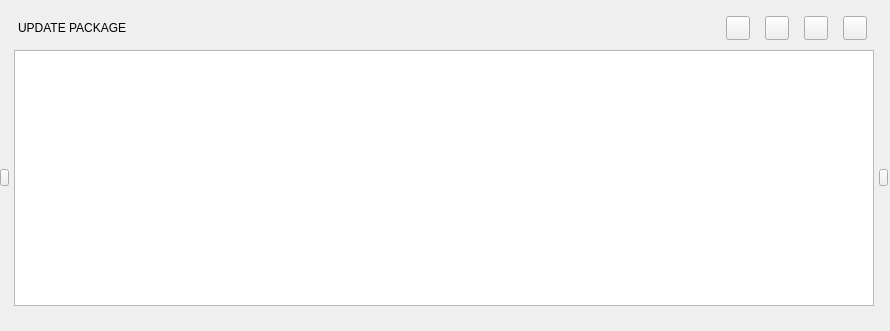
Qt form opensyde_tool/src/system_views/system_update/C_SyvUpUpdatePackageWidget.ui (openSYDE/openSYDE) before a commit.
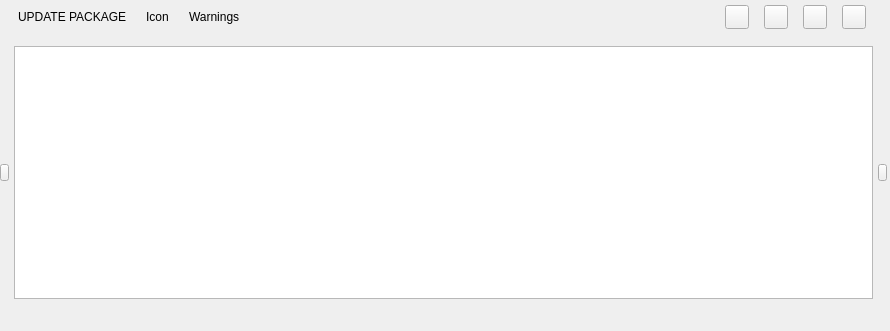
The same form after that commit. Icons and pictures are not drawn. Custom widgets are drawn as their Qt base class.

Diff of the .ui file:
```diff
--- a/opensyde_tool/src/system_views/system_update/C_SyvUpUpdatePackageWidget.ui
+++ b/opensyde_tool/src/system_views/system_update/C_SyvUpUpdatePackageWidget.ui
@@ -10,42 +10,30 @@
     <height>331</height>
    </rect>
   </property>
-  <property name="sizePolicy">
-   <sizepolicy hsizetype="Preferred" vsizetype="Fixed">
-    <horstretch>0</horstretch>
-    <verstretch>0</verstretch>
-   </sizepolicy>
-  </property>
-  <property name="minimumSize">
-   <size>
-    <width>0</width>
-    <height>331</height>
-   </size>
-  </property>
-  <property name="maximumSize">
-   <size>
-    <width>16777215</width>
-    <height>331</height>
-   </size>
-  </property>
   <property name="windowTitle">
    <string>Form</string>
   </property>
-  <layout class="QVBoxLayout" name="verticalLayout" stretch="0,0">
+  <layout class="QVBoxLayout" name="verticalLayout" stretch="0,0,0">
    <property name="spacing">
-    <number>5</number>
+    <number>0</number>
    </property>
    <property name="leftMargin">
     <number>0</number>
    </property>
+   <property name="topMargin">
+    <number>0</number>
+   </property>
    <property name="rightMargin">
-    <number>2</number>
+    <number>3</number>
    </property>
    <property name="bottomMargin">
-    <number>0</number>
+    <number>11</number>
    </property>
    <item>
-    <layout class="QHBoxLayout" name="horizontalLayout_2" stretch="0,0,0,0,0,1,0">
+    <layout class="QHBoxLayout" name="horizontalLayout_2" stretch="0,0,0,1,0">
+     <property name="spacing">
+      <number>19</number>
+     </property>
      <property name="leftMargin">
       <number>18</number>
      </property>
@@ -60,48 +48,28 @@
       </widget>
      </item>
      <item>
-      <spacer name="horizontalSpacer">
-       <property name="orientation">
-        <enum>Qt::Horizontal</enum>
+      <widget class="stw_opensyde_gui_elements::C_OgeLabSvgOnly" name="pc_LabelStateIcon">
+       <property name="minimumSize">
+        <size>
+         <width>24</width>
+         <height>24</height>
+        </size>
        </property>
-       <property name="sizeType">
-        <enum>QSizePolicy::Fixed</enum>
-       </property>
-       <property name="sizeHint" stdset="0">
+       <property name="maximumSize">
         <size>
-         <width>14</width>
-         <height>20</height>
+         <width>24</width>
+         <height>24</height>
         </size>
        </property>
-      </spacer>
-     </item>
-     <item>
-      <widget class="stw_opensyde_gui_elements::C_OgeLabToolTipBase" name="pc_LabelStateIcon">
        <property name="text">
-        <string/>
+        <string>Icon</string>
        </property>
       </widget>
      </item>
-     <item>
-      <spacer name="horizontalSpacer_3">
-       <property name="orientation">
-        <enum>Qt::Horizontal</enum>
-       </property>
-       <property name="sizeType">
-        <enum>QSizePolicy::Fixed</enum>
-       </property>
-       <property name="sizeHint" stdset="0">
-        <size>
-         <width>14</width>
-         <height>20</height>
-        </size>
-       </property>
-      </spacer>
-     </item>
      <item>
       <widget class="stw_opensyde_gui_elements::C_OgeLabStateInfo" name="pc_LabelState">
        <property name="text">
-        <string/>
+        <string>Warnings</string>
        </property>
       </widget>
      </item>
@@ -112,7 +80,7 @@
        </property>
        <property name="sizeHint" stdset="0">
         <size>
-         <width>40</width>
+         <width>14</width>
          <height>34</height>
         </size>
        </property>
@@ -255,8 +223,36 @@
      </item>
     </layout>
    </item>
+   <item>
+    <spacer name="verticalSpacer">
+     <property name="orientation">
+      <enum>Qt::Vertical</enum>
+     </property>
+     <property name="sizeType">
+      <enum>QSizePolicy::Fixed</enum>
+     </property>
+     <property name="sizeHint" stdset="0">
+      <size>
+       <width>0</width>
+       <height>12</height>
+      </size>
+     </property>
+    </spacer>
+   </item>
    <item>
     <widget class="QWidget" name="widget" native="true">
+     <property name="sizePolicy">
+      <sizepolicy hsizetype="Preferred" vsizetype="Ignored">
+       <horstretch>0</horstretch>
+       <verstretch>0</verstretch>
+      </sizepolicy>
+     </property>
+     <property name="minimumSize">
+      <size>
+       <width>0</width>
+       <height>70</height>
+      </size>
+     </property>
      <layout class="QVBoxLayout" name="verticalLayout_2" stretch="0,0">
       <property name="spacing">
        <number>1</number>
@@ -310,26 +306,7 @@
          </widget>
         </item>
         <item>
-         <widget class="stw_opensyde_gui::C_SyvUpUpdatePackageListWidget" name="pc_ListWidget">
-          <property name="sizePolicy">
-           <sizepolicy hsizetype="Expanding" vsizetype="Fixed">
-            <horstretch>0</horstretch>
-            <verstretch>0</verstretch>
-           </sizepolicy>
-          </property>
-          <property name="minimumSize">
-           <size>
-            <width>733</width>
-            <height>256</height>
-           </size>
-          </property>
-          <property name="maximumSize">
-           <size>
-            <width>16777215</width>
-            <height>256</height>
-           </size>
-          </property>
-         </widget>
+         <widget class="stw_opensyde_gui::C_SyvUpUpdatePackageListWidget" name="pc_ListWidget"/>
         </item>
         <item>
          <widget class="stw_opensyde_gui_elements::C_OgePubIconOnly" name="pc_PushButtonScrollRight">
@@ -373,7 +350,7 @@
           </property>
           <property name="sizeHint" stdset="0">
            <size>
-            <width>40</width>
+            <width>0</width>
             <height>20</height>
            </size>
           </property>
@@ -396,7 +373,7 @@
           </property>
           <property name="sizeHint" stdset="0">
            <size>
-            <width>40</width>
+            <width>0</width>
             <height>20</height>
            </size>
           </property>
@@ -442,9 +419,9 @@
    <header>C_SyvUpUpdatePackageListWidget.h</header>
   </customwidget>
   <customwidget>
-   <class>stw_opensyde_gui_elements::C_OgeLabToolTipBase</class>
+   <class>stw_opensyde_gui_elements::C_OgeLabSvgOnly</class>
    <extends>QLabel</extends>
-   <header>C_OgeLabToolTipBase.h</header>
+   <header>C_OgeLabSvgOnly.h</header>
   </customwidget>
  </customwidgets>
  <resources>
```
